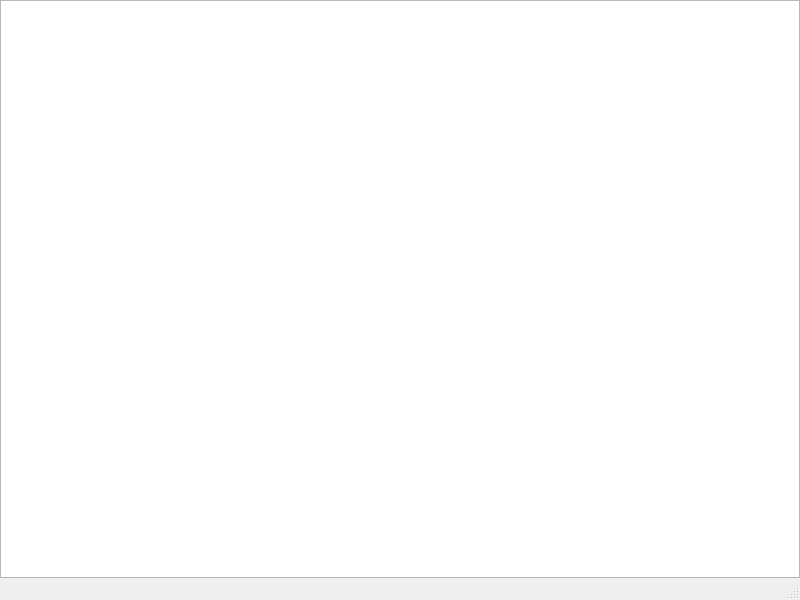
Above: viewwidget.ui from kaniol-lck/Paperless-Client before the change. Below: the same form after it.
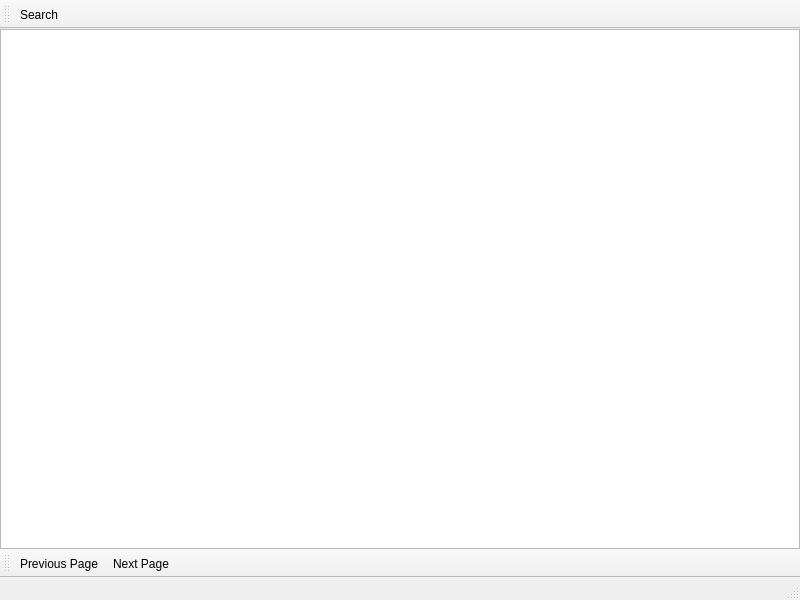
That is the form after the change.

```diff
--- a/viewwidget.ui
+++ b/viewwidget.ui
@@ -68,6 +68,55 @@
    </property>
   </widget>
   <widget class="QStatusBar" name="statusbar"/>
+  <widget class="QToolBar" name="pageBar">
+   <property name="windowTitle">
+    <string>toolBar</string>
+   </property>
+   <attribute name="toolBarArea">
+    <enum>BottomToolBarArea</enum>
+   </attribute>
+   <attribute name="toolBarBreak">
+    <bool>false</bool>
+   </attribute>
+   <addaction name="actionPrevious_Page"/>
+   <addaction name="actionNext_Page"/>
+  </widget>
+  <widget class="QToolBar" name="searchBar">
+   <property name="windowTitle">
+    <string>toolBar_2</string>
+   </property>
+   <attribute name="toolBarArea">
+    <enum>TopToolBarArea</enum>
+   </attribute>
+   <attribute name="toolBarBreak">
+    <bool>false</bool>
+   </attribute>
+   <addaction name="actionSearch"/>
+  </widget>
+  <action name="actionPrevious_Page">
+   <property name="text">
+    <string>Previous Page</string>
+   </property>
+   <property name="menuRole">
+    <enum>QAction::NoRole</enum>
+   </property>
+  </action>
+  <action name="actionNext_Page">
+   <property name="text">
+    <string>Next Page</string>
+   </property>
+   <property name="menuRole">
+    <enum>QAction::NoRole</enum>
+   </property>
+  </action>
+  <action name="actionSearch">
+   <property name="text">
+    <string>Search</string>
+   </property>
+   <property name="menuRole">
+    <enum>QAction::NoRole</enum>
+   </property>
+  </action>
  </widget>
  <resources/>
  <connections/>
```
